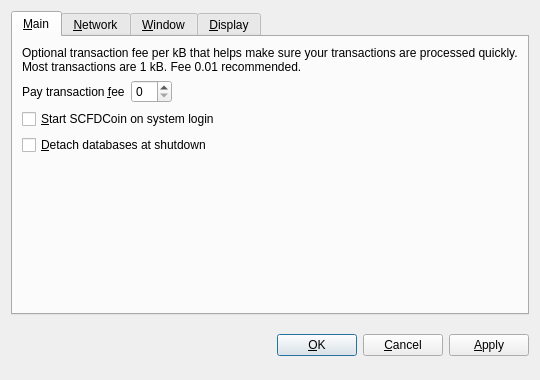
Above: src/qt/forms/optionsdialog.ui from yorulez/ncfdcoin before the change. Below: the same form after it.
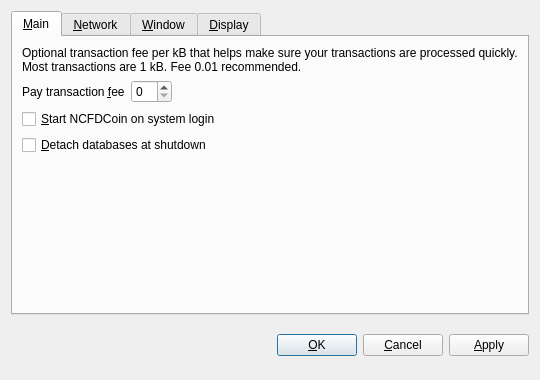
That is the form after the change. The open tabs and pages were chosen to show the change. Custom widgets are drawn as their Qt base class.

What changed in the file:
```diff
--- a/src/qt/forms/optionsdialog.ui
+++ b/src/qt/forms/optionsdialog.ui
@@ -82,7 +82,7 @@
           <string>Automatically start SCFDCoin after logging in to the system.</string>
          </property>
          <property name="text">
-          <string>&amp;Start SCFDCoin on system login</string>
+          <string>&amp;Start NCFDCoin on system login</string>
          </property>
         </widget>
        </item>
```
Left out of the diff: 10 changed lines with no effect on the pictures.
